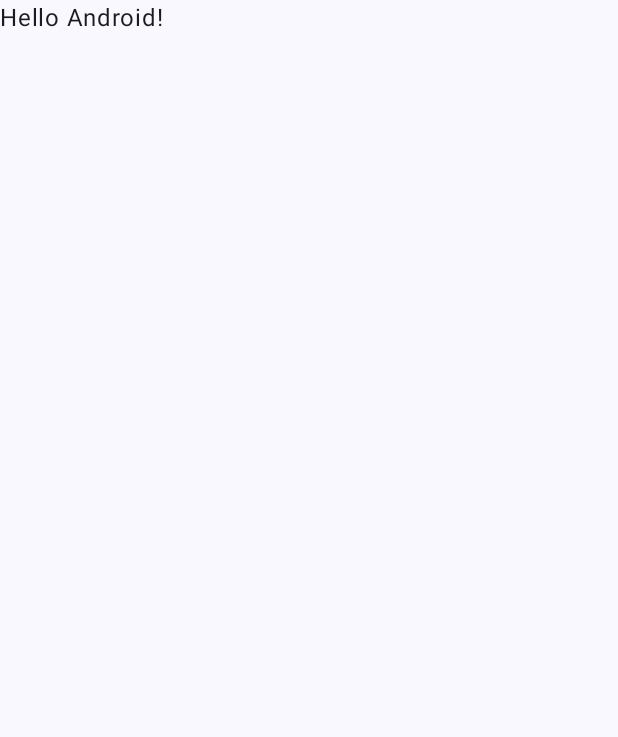
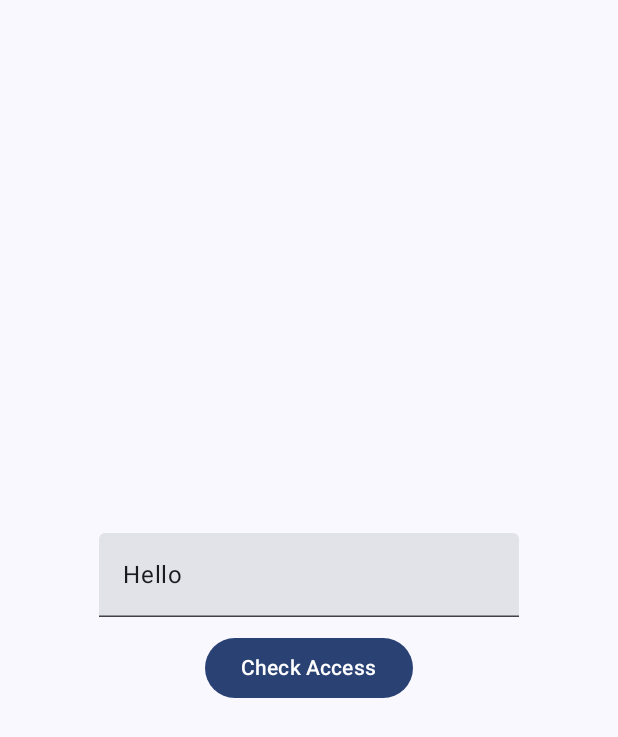
Before and after one commit to Dtalan/splitter, an Android app built with Jetpack Compose: the screen it shows after launch (MainActivity), on a phone screen of 412 x 824 dp. Before the commit the part shown is almost empty. Shown: the top 737 px of the screen. Run offline under Robolectric (Android 15) with nearby library versions, the phone set to English and light mode, and no system bars.

Commit message:
URL input from user
basic changes to get URL or some input from user and check if app can access that location and do something about it.

```diff
--- a/app/src/main/java/com/divyanshu/splitter/MainActivity.kt
+++ b/app/src/main/java/com/divyanshu/splitter/MainActivity.kt
@@ -1,22 +1,37 @@
 package com.divyanshu.splitter
 
+import android.R
 import android.os.Bundle
 import androidx.activity.ComponentActivity
 import androidx.activity.compose.setContent
 import androidx.activity.enableEdgeToEdge
+import androidx.compose.foundation.layout.Arrangement
+import androidx.compose.foundation.layout.Column
 import androidx.compose.foundation.layout.fillMaxSize
 import androidx.compose.foundation.layout.padding
+import androidx.compose.material3.Button
 import androidx.compose.material3.Scaffold
 import androidx.compose.material3.Text
+import androidx.compose.material3.TextField
 import androidx.compose.runtime.Composable
+import androidx.compose.runtime.getValue
+import androidx.compose.runtime.mutableStateOf
+import androidx.compose.runtime.remember
+import androidx.compose.runtime.setValue
+import androidx.compose.ui.Alignment
 import androidx.compose.ui.Modifier
 import androidx.compose.ui.tooling.preview.Preview
+import androidx.compose.ui.unit.dp
+import com.divyanshu.splitter.driveInteractions.DriveInteraction
 import com.divyanshu.splitter.ui.theme.SplitterTheme
 
 class MainActivity : ComponentActivity() {
+
+    var driveInteraction : DriveInteraction = DriveInteraction()
+
     override fun onCreate(savedInstanceState: Bundle?) {
         super.onCreate(savedInstanceState)
-        enableEdgeToEdge()
+//        enableEdgeToEdge()
         setContent {
             SplitterTheme {
                 Scaffold(modifier = Modifier.fillMaxSize()) { innerPadding ->
@@ -32,10 +47,23 @@ class MainActivity : ComponentActivity() {
 
 @Composable
 fun Greeting(name: String, modifier: Modifier = Modifier) {
-    Text(
-        text = "Hello $name!",
-        modifier = modifier
-    )
+    var mUrl by remember { mutableStateOf("Hello") }
+    Column (modifier = Modifier.fillMaxSize(),
+        verticalArrangement = Arrangement.Center,
+        horizontalAlignment = Alignment.CenterHorizontally
+    ){
+        TextField(
+            value = mUrl,
+            onValueChange = {mUrl = it},
+            modifier = Modifier.padding(bottom = 10.dp)
+        )
+        Button(onClick = {
+            val driveInteraction = DriveInteraction()
+            driveInteraction.accessDrive(mUrl)
+        }) {
+            Text("Check Access")
+        }
+    }
 }
 
 @Preview(showBackground = true)
--- /dev/null
+++ b/app/src/main/java/com/divyanshu/splitter/driveInteractions/DriveInteraction.kt
@@ -0,0 +1,11 @@
+package com.divyanshu.splitter.driveInteractions
+
+import android.widget.Toast
+import androidx.compose.runtime.Composable
+import androidx.compose.ui.platform.LocalContext
+
+class DriveInteraction {
+
+    fun accessDrive(mUrl : String){
+    }
+}
```
